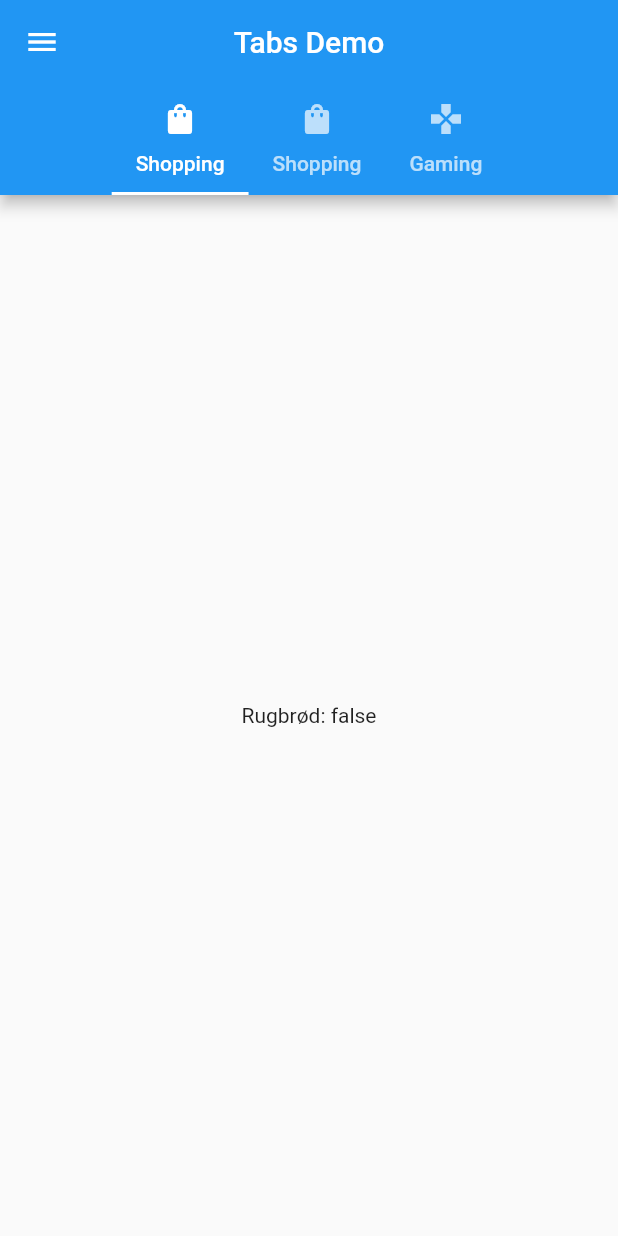
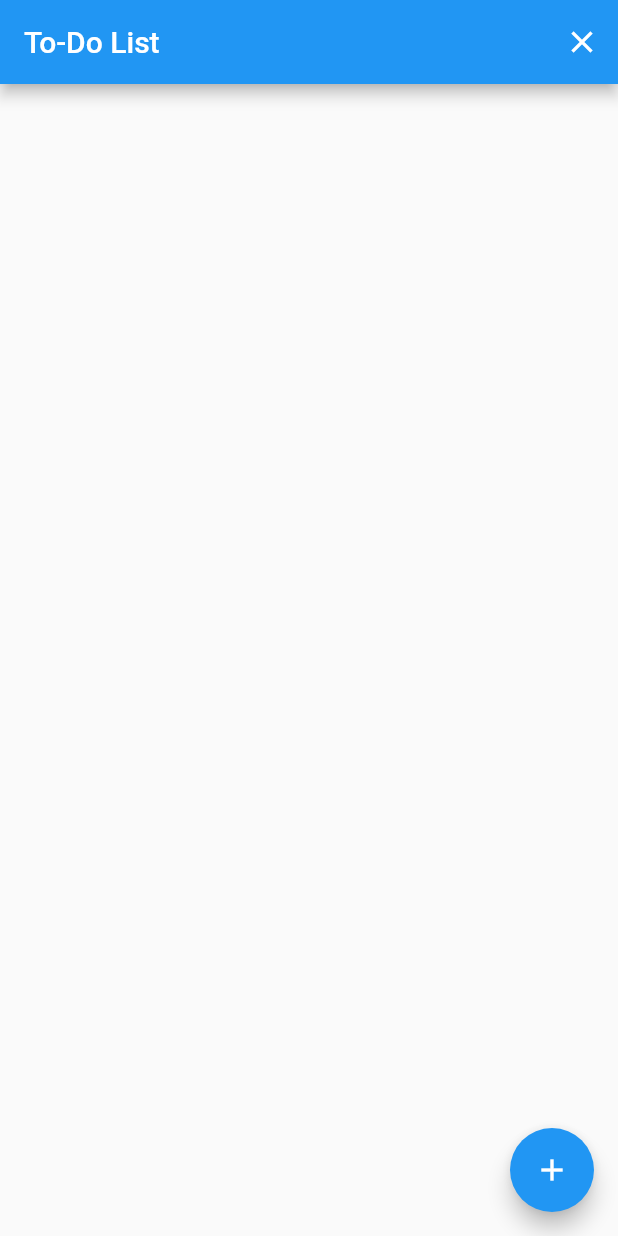
Before and after one commit to KingoBoiii/todo-app, a Flutter app: the screen it shows after launch, on a phone screen of 412 x 824 dp. Run offline on Flutter 3.47's test engine with Material 2 defaults, Android fonts, the phone set to English and light mode, and no system bars.

Commit message:
Changed design

```diff
--- a/lib/main.dart
+++ b/lib/main.dart
@@ -1,91 +1,135 @@
+import 'package:flutter/cupertino.dart';
 import 'package:flutter/material.dart';
-import 'package:tuple/tuple.dart';
 
-class ToDo {
-  String todo;
-  bool completed = false;
-
-  ToDo(this.todo);
+void main() {
+  runApp(const TodoApp());
 }
 
-class ToDoList {
-  String name;
-  IconData icon;
-  List<ToDo> todos;
-
-  ToDoList(this.name, this.icon, this.todos);
-}
-
-final List<ToDoList> todoLists = <ToDoList>[
-  ToDoList(
-    'Shopping',
-    Icons.shopping_bag,
-    <ToDo>[
-      ToDo('Rugbrød'),
-      ToDo('Småkage')
-    ]
-  ),
-  ToDoList(
-    'Gaming',
-    Icons.gamepad,
-    <ToDo>[
-      ToDo('Arma 3')
-    ]
-  )
-];
-
-void main() {
-  runApp(const MainApp());
-}
-
-class MainApp extends StatelessWidget {
-  const MainApp({super.key});
+class TodoApp extends StatelessWidget {
+  const TodoApp({super.key});
 
   @override
   Widget build(BuildContext context) {
     return const MaterialApp(
-      home: TodoTabLayout()
+      title: 'To-Do List',
+      home: TodoList()
     );
   }
 }
 
-class TodoTabLayout extends StatelessWidget {
-  const TodoTabLayout({super.key});
+class TodoList extends StatefulWidget {
+  const TodoList({super.key});
+
+  @override
+  // ignore: library_private_types_in_public_api
+  _TodoListState createState() => _TodoListState();
+}
+
+class Todo {
+  Todo({required this.name, required this.completed});
+  String name;
+  bool completed;
+}
+
+
+class _TodoListState extends State<TodoList> {
+  List<Todo> todos = <Todo>[];
+  static int s_NextId = 0;
+  final TextEditingController textFieldController = TextEditingController();
+
+  void _addTodo(String todo) {
+    setState(() {
+      todos.add(Todo(name: todo, completed: false));
+    });
+  }
+
+  void _deleteTodo(Todo todo) {
+    setState(() {
+      todos.remove(todo);
+    });
+  }
+
+  void _updateTodo(Todo todo, bool? newState) {
+    setState(() {
+      todo.completed = newState ?? false;
+    });
+  }
+
+  void _clearAllTodo() {
+    setState(() {
+      todos.clear();
+    });
+  }
 
   @override
   Widget build(BuildContext context) {
-    final List<Tuple2<Tab, Widget>> tabs = todoLists
-      .expand((element) => element.todos.map((e) => Tuple2(
-          Tab(
-            icon: Icon(element.icon),
-            child: Text(element.name)
+    return Scaffold(
+        appBar: AppBar(
+          title: const Text('To-Do List'),
+          actions: [
+            IconButton(
+              onPressed: () => _clearAllTodo(),
+              tooltip: 'Clear all Todos',
+              icon: const Icon(Icons.clear)
+            )
+          ],
+        ),
+        body: ListView(
+          children: todos.map((e) =>
+            ListTile(
+              title: Text(e.name),
+              leading: Checkbox(
+                onChanged: (newState) => _updateTodo(e, newState),
+                value: e.completed
+              ),
+              trailing: IconButton(
+                onPressed: () => _deleteTodo(e),
+                icon: const Icon(Icons.delete)
+              ),
+            )
+          ).toList(),
+        ),
+        floatingActionButton: FloatingActionButton(
+          onPressed: _showMyDialog, // _addTodo("Todo #${++s_NextId}"),
+          tooltip: 'Add a new Todo',
+          child: const Icon(Icons.add)
+        ),
+      );
+  }
+
+  Future<void> _showMyDialog() async {
+    return showDialog<void>(
+      context: context,
+      builder: (BuildContext context) {
+        return CupertinoAlertDialog(
+          title: const Text('AlertDialog Title'),
+          content: CupertinoTextField(
+            controller: textFieldController
           ),
-          Center(
-            child: Text("${e.todo}: ${e.completed}")
-          )
-        )))
-      .toList();
+          actions: <Widget>[
+            CupertinoDialogAction(
+              isDestructiveAction: true,
+              child: const Text('Don\'t Add'),
+              onPressed: () {
+                Navigator.pop(context);
+              }
+            ),
+            CupertinoDialogAction(
+              isDefaultAction: true,
+              child: const Text('Add'),
+              onPressed: () {
+                if(textFieldController.text.isEmpty) {
+                  return;
+                }
 
-    return DefaultTabController(
-      length: tabs.length,
-      child: Scaffold(
-        appBar: AppBar(
-          centerTitle: true,
-          title: const Text('Tabs Demo'),
-          bottom: TabBar(
-            isScrollable: true,
-            tabs: tabs.map((e) => e.item1).toList()
-          ),
-        ),
-        drawer: const Drawer(
-          child: SafeArea(
-            child: Text('Hello World!')
-          ),
-        ),
-        body: TabBarView(
-          children: tabs.map((e) => e.item2).toList(),
-        ),
-      ),
-    );
+                _addTodo(textFieldController.text);
+                textFieldController.text = '';
+
+                Navigator.pop(context);
+              }
+            )
+          ],
+        );
+      });
   }
 }
```
